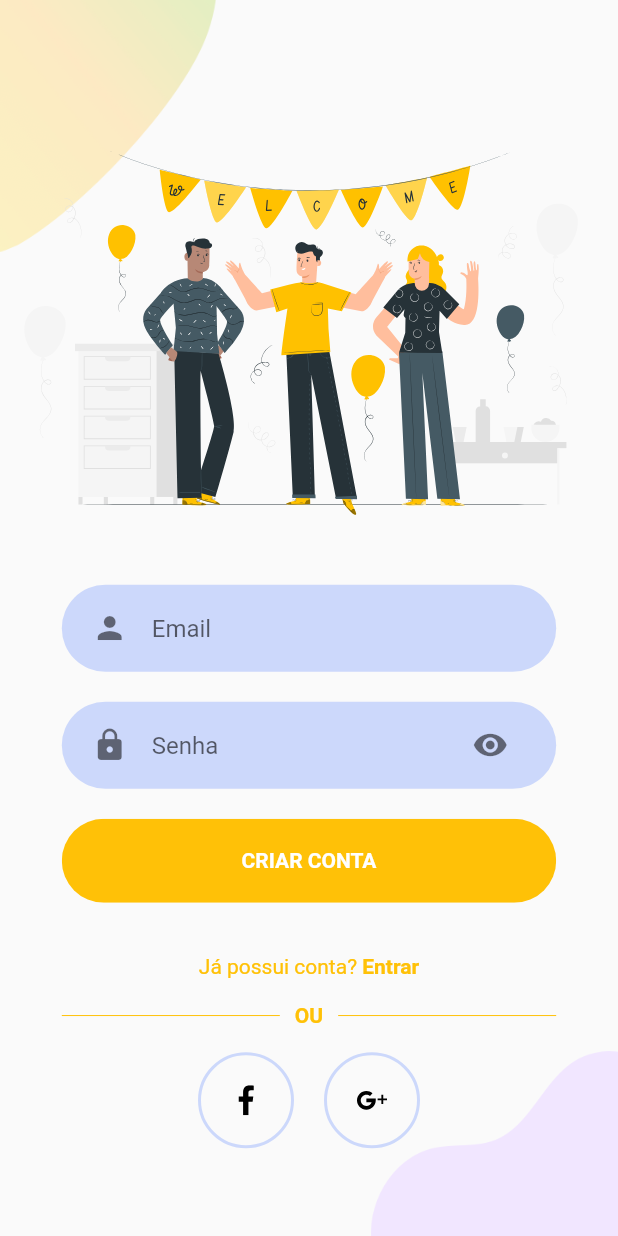
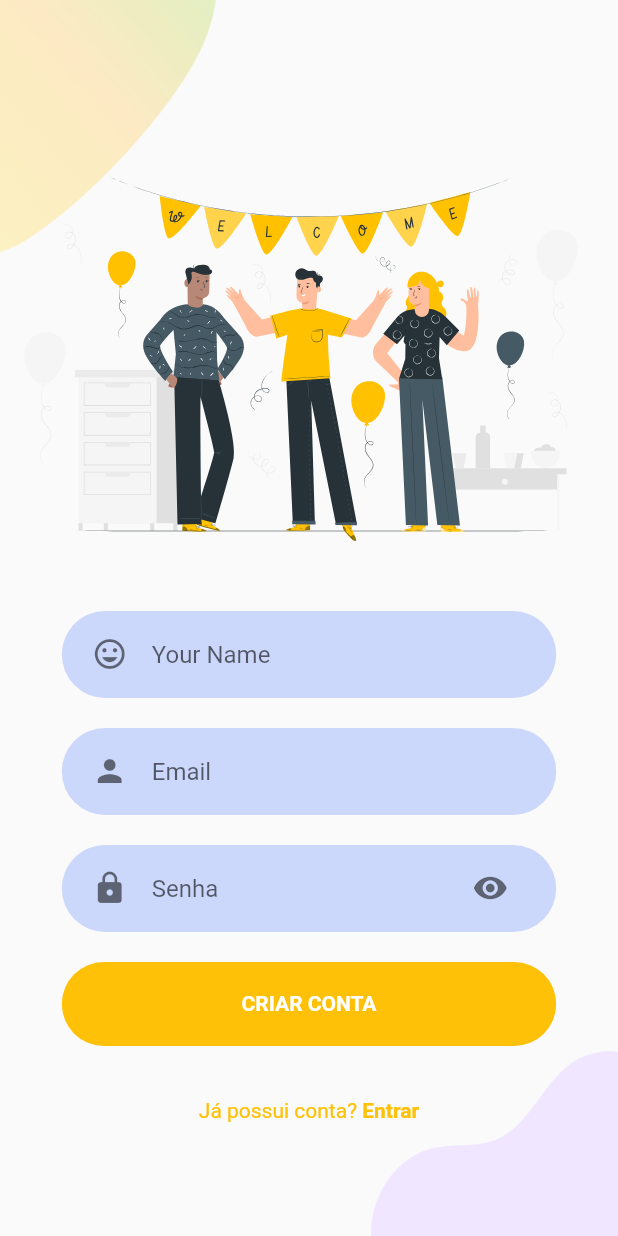
Before and after one commit to BulletSentence/Code-Friend, a Flutter app: the screen it shows after launch, after a tap on "CRIAR CONTA", on a phone screen of 412 x 824 dp. Run offline on Flutter 3.47's test engine with Material 2 defaults, Android fonts, the phone set to English and light mode, and no system bars; our stand-ins replace cloud_firestore, firebase_auth, flutter_chat_bubble, flutter_svg; missing offline and left inert: flutter_dialogflow; accounts and stored records are empty; project files that could hold a hidden picture were left out.

Commit message:
Tela de usuario criada

```diff
--- a/lib/components/rounded_name_field.dart
+++ b/lib/components/rounded_name_field.dart
@@ -2,13 +2,13 @@ import 'package:flutter/material.dart';
 import 'package:codefriend/components/text_field_container.dart';
 import 'package:codefriend/constants.dart';
 
-class RoundedInputField extends StatelessWidget {
+class RoundedNameField extends StatelessWidget {
   final String hintText;
   final IconData icon;
   final ValueChanged<String> onChanged;
   final TextEditingController controller;
 
-  const RoundedInputField({
+  const RoundedNameField({
     Key key,
     this.controller,
     this.hintText,
--- a/lib/views/Home/components/home_header.dart
+++ b/lib/views/Home/components/home_header.dart
@@ -1,3 +1,4 @@
+import 'package:codefriend/models/user_model.dart';
 import 'package:codefriend/views/Chat/chat_page.dart';
 import 'package:codefriend/views/Home/home.dart';
 import 'package:flutter/material.dart';
@@ -5,6 +6,7 @@ import 'package:flutter/widgets.dart';
 import 'package:flutter_chat_bubble/bubble_type.dart';
 import 'package:flutter_chat_bubble/chat_bubble.dart';
 import 'package:flutter_chat_bubble/clippers/chat_bubble_clipper_4.dart';
+import 'package:scoped_model/scoped_model.dart';
 
 class HomeHeader extends StatelessWidget {
   final Animation<double> containerGrow;
@@ -13,6 +15,8 @@ class HomeHeader extends StatelessWidget {
   @override
   Widget build(BuildContext context) {
     final screenSize = MediaQuery.of(context).size;
+    return ScopedModelDescendant<UserModel>(
+      builder: (context, child, model){
         return Container(
           height: screenSize.height,
           decoration: BoxDecoration(
@@ -52,7 +56,7 @@ class HomeHeader extends StatelessWidget {
                           maxHeight: MediaQuery.of(context).size.height,
                         ),
                         child: Text(
-                      "Bom dia! Como foi seu dia?",
+                          "Bom dia ${model.userData['name']} Como foi seu dia?",
                           style: TextStyle(color: Colors.black),
                         ),
                       ),
@@ -83,4 +87,6 @@ class HomeHeader extends StatelessWidget {
           ),
         );
       }
+    );
   }
+}
--- a/lib/views/Signup/components/body.dart
+++ b/lib/views/Signup/components/body.dart
@@ -1,8 +1,10 @@
 import 'package:codefriend/components/already_have_an_account_acheck.dart';
 import 'package:codefriend/components/rounded_button.dart';
 import 'package:codefriend/components/rounded_input_field.dart';
+import 'package:codefriend/components/rounded_name_field.dart';
 import 'package:codefriend/components/rounded_password_field.dart';
 import 'package:codefriend/models/user_model.dart';
+import 'package:codefriend/views/Home/home.dart';
 import 'package:codefriend/views/Login/components/background.dart';
 import 'package:codefriend/views/Login/login_screen.dart';
 import 'package:codefriend/views/Signup/components/social_icon.dart';
@@ -23,6 +25,7 @@ class _BodyState extends State<Body> {
 
   final _emailController = TextEditingController();
   final _passController = TextEditingController();
+  final _nameController = TextEditingController();
   final _scaffoldKey = GlobalKey<ScaffoldState>();
 
 
@@ -47,6 +50,12 @@ class _BodyState extends State<Body> {
                 "assets/icons/create.svg",
                 height: size.height * 0.35,
               ),
+              RoundedNameField(
+                controller: _nameController,
+                hintText: "Your Name",
+                onChanged: (value) {
+                },
+              ),
               RoundedInputField(
                 controller: _emailController,
                 hintText: "Email",
@@ -62,10 +71,12 @@ class _BodyState extends State<Body> {
                 press: () {
                   Map<String, dynamic> userData = {
                     "email": _emailController.text,
+                    "name": _nameController.text,
                   };
 
                   print(_emailController.text);
                   print(_passController.text);
+                  print(_nameController.text);
 
                   model.signUp(
                       userData: userData,
@@ -89,20 +100,6 @@ class _BodyState extends State<Body> {
                   );
                 },
               ),
-              OrDivider(),
-              Row(
-                mainAxisAlignment: MainAxisAlignment.center,
-                children: <Widget>[
-                  SocalIcon(
-                    iconSrc: "assets/icons/facebook.svg",
-                    press: () {},
-                  ),
-                  SocalIcon(
-                    iconSrc: "assets/icons/google-plus.svg",
-                    press: () {},
-                  ),
-                ],
-              )
             ],
           );
         }),
@@ -120,7 +117,7 @@ class _BodyState extends State<Body> {
         context,
         MaterialPageRoute(
           builder: (context) {
-            return LoginScreen();
+            return HomeSreen();
           },
         ),
       );
```
Lines whose indentation alone changed are shown as unchanged.
